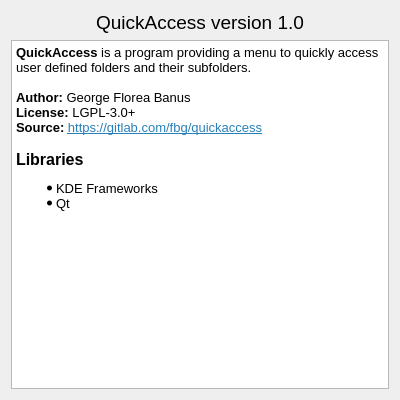
g-fb/quickaccess, file src/AboutDialog.ui: the form before one commit.
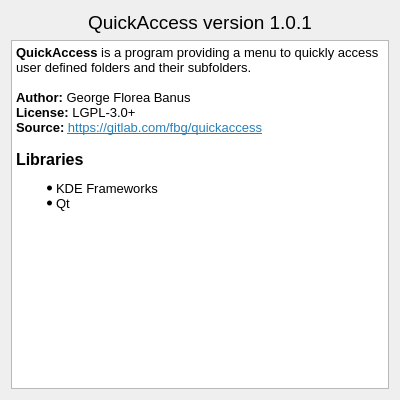
The form after the commit.

Commit message: update appdata, version and icon in desktop file

```diff
--- a/src/AboutDialog.ui
+++ b/src/AboutDialog.ui
@@ -42,7 +42,7 @@
         </font>
        </property>
        <property name="text">
-        <string>QuickAccess version 1.0</string>
+        <string>QuickAccess version 1.0.1</string>
        </property>
        <property name="alignment">
         <set>Qt::AlignCenter</set>
```
The commit also changes 2 other files.
